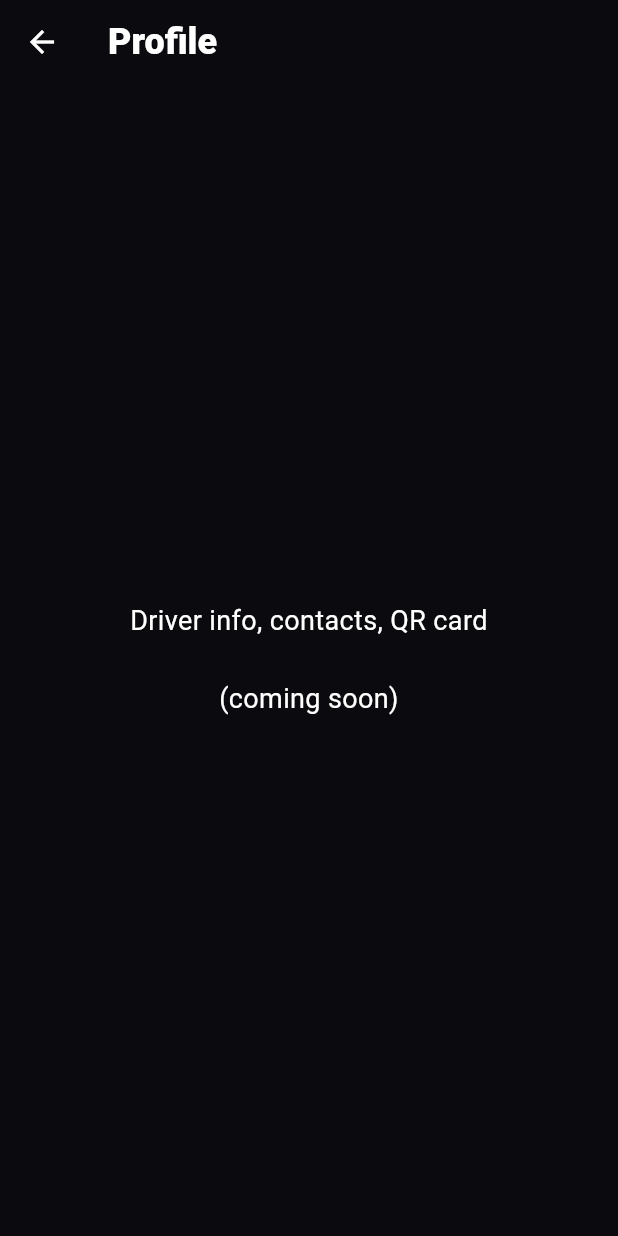
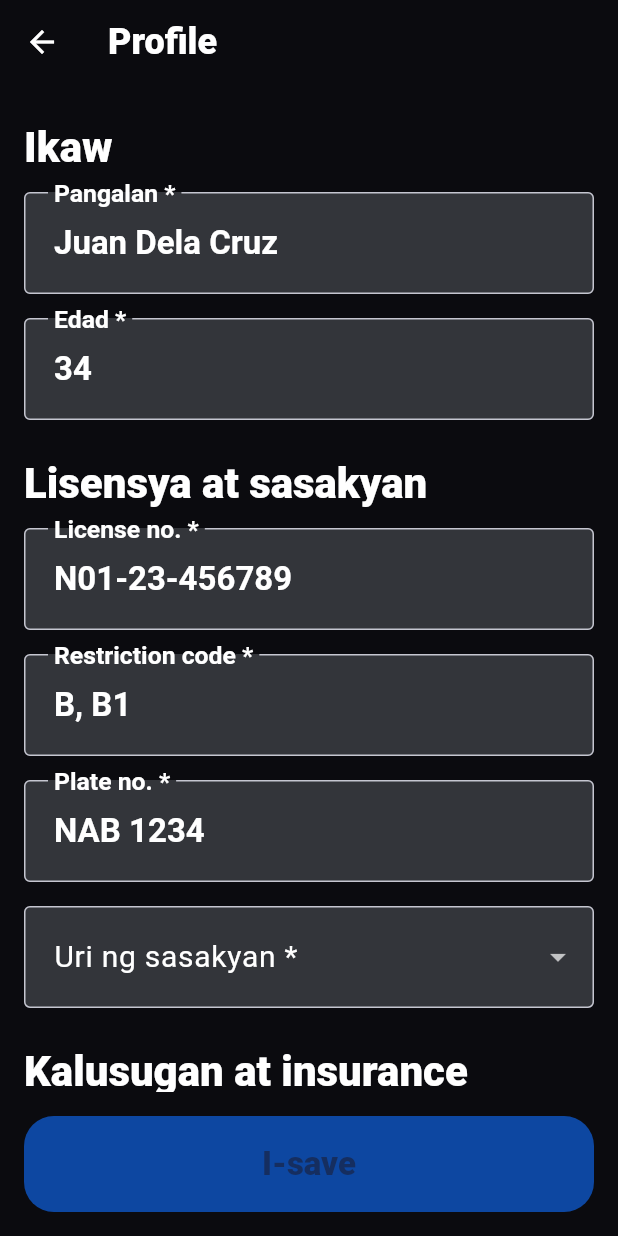
Before and after one commit to Johnn316/biyahebuddy-ph, a Flutter app: the screen it shows after launch, after a tap on the "account circle" icon, on a phone screen of 412 x 824 dp. Run offline on Flutter 3.47's test engine with Material 3 defaults, Android fonts, the phone set to English and light mode, and no system bars; our stand-ins replace flutter_riverpod, go_router.

Commit message:
feat(profile): editable profile form with validation and emergency contacts
Co-Authored-By: Claude Opus 5.5 <noreply@anthropic.com>

```diff
--- /dev/null
+++ b/lib/features/profile/controllers/profile_controller.dart
@@ -0,0 +1,28 @@
+import 'dart:async';
+
+import 'package:flutter_riverpod/flutter_riverpod.dart';
+
+import '../../../core/contracts/contracts.dart';
+import '../../../core/di/providers.dart';
+
+/// Saves the profile and refreshes everything that watches [profileProvider].
+class ProfileSaveController extends AutoDisposeAsyncNotifier<void> {
+  @override
+  FutureOr<void> build() {}
+
+  /// Returns true on success.
+  Future<bool> save(Profile profile) async {
+    state = const AsyncLoading();
+    state = await AsyncValue.guard(
+      () => ref.read(profileRepositoryProvider).save(profile),
+    );
+    if (state.hasError) return false;
+    ref.invalidate(profileProvider);
+    return true;
+  }
+}
+
+final profileSaveControllerProvider =
+    AsyncNotifierProvider.autoDispose<ProfileSaveController, void>(
+      ProfileSaveController.new,
+    );
--- a/lib/features/profile/screens/profile_screen.dart
+++ b/lib/features/profile/screens/profile_screen.dart
@@ -1,30 +1,59 @@
 import 'package:flutter/material.dart';
+import 'package:flutter_riverpod/flutter_riverpod.dart';
 import 'package:go_router/go_router.dart';
 
+import '../../../core/contracts/contracts.dart';
+import '../../../core/di/providers.dart';
 import '../../../core/router/app_router.dart';
+import '../controllers/profile_controller.dart';
+import '../widgets/profile_form.dart';
 
-// PLACEHOLDER — Driver info, contacts, QR card.
-class ProfileScreen extends StatelessWidget {
+class ProfileScreen extends ConsumerWidget {
   const ProfileScreen({super.key});
 
+  Future<void> _save(
+    BuildContext context,
+    WidgetRef ref,
+    Profile profile,
+  ) async {
+    final ok = await ref
+        .read(profileSaveControllerProvider.notifier)
+        .save(profile);
+    if (!context.mounted) return;
+    ScaffoldMessenger.of(context).showSnackBar(
+      SnackBar(
+        content: Text(
+          ok ? 'Na-save ang profile!' : 'Hindi na-save. Subukan ulit.',
+        ),
+      ),
+    );
+    if (ok) _back(context);
+  }
+
+  void _back(BuildContext context) =>
+      context.canPop() ? context.pop() : context.go(Routes.home);
+
   @override
-  Widget build(BuildContext context) {
+  Widget build(BuildContext context, WidgetRef ref) {
+    final profile = ref.watch(profileProvider);
+    final saving = ref.watch(profileSaveControllerProvider).isLoading;
+
     return Scaffold(
       appBar: AppBar(
-        leading: BackButton(
-          onPressed: () =>
-              context.canPop() ? context.pop() : context.go(Routes.home),
-        ),
+        leading: BackButton(onPressed: () => _back(context)),
         title: const Text('Profile'),
       ),
-      body: const Center(
-        child: Padding(
-          padding: EdgeInsets.all(24),
-          child: Text(
-            'Driver info, contacts, QR card\n\n(coming soon)',
-            textAlign: TextAlign.center,
-          ),
+      // .when keeps showing the form while profileProvider refreshes after save.
+      body: profile.when(
+        data: (value) => ProfileForm(
+          initial: value,
+          submitLabel: 'I-save',
+          saving: saving,
+          onSubmit: (p) => _save(context, ref, p),
         ),
+        error: (_, _) =>
+            const Center(child: Text('Hindi ma-load ang profile.')),
+        loading: () => const Center(child: CircularProgressIndicator()),
       ),
     );
   }
--- /dev/null
+++ b/lib/features/profile/widgets/form_fields.dart
@@ -0,0 +1,118 @@
+import 'package:flutter/material.dart';
+import 'package:flutter/services.dart';
+
+/// Large, high-contrast input decoration used by every form field.
+InputDecoration bigInputDecoration(
+  BuildContext context, {
+  required String label,
+  String? hint,
+  bool required = false,
+}) {
+  final text = Theme.of(context).textTheme;
+  return InputDecoration(
+    labelText: required ? '$label *' : label,
+    hintText: hint,
+    labelStyle: text.bodyLarge,
+    floatingLabelStyle: text.titleLarge,
+    errorStyle: text.bodyMedium?.copyWith(
+      color: Theme.of(context).colorScheme.error,
+    ),
+    filled: true,
+    border: const OutlineInputBorder(),
+    contentPadding: const EdgeInsets.symmetric(horizontal: 16, vertical: 20),
+  );
+}
+
+class BigTextField extends StatelessWidget {
+  const BigTextField({
+    super.key,
+    required this.controller,
+    required this.label,
+    this.hint,
+    this.required = false,
+    this.validator,
+    this.keyboardType,
+    this.inputFormatters,
+    this.textCapitalization = TextCapitalization.none,
+  });
+
+  final TextEditingController controller;
+  final String label;
+  final String? hint;
+  final bool required;
+  final String? Function(String value)? validator;
+  final TextInputType? keyboardType;
+  final List<TextInputFormatter>? inputFormatters;
+  final TextCapitalization textCapitalization;
+
+  @override
+  Widget build(BuildContext context) {
+    return TextFormField(
+      controller: controller,
+      style: Theme.of(context).textTheme.titleLarge,
+      decoration: bigInputDecoration(
+        context,
+        label: label,
+        hint: hint,
+        required: required,
+      ),
+      keyboardType: keyboardType,
+      inputFormatters: inputFormatters,
+      textCapitalization: textCapitalization,
+      textInputAction: TextInputAction.next,
+      validator: (raw) {
+        final value = raw?.trim() ?? '';
+        if (required && value.isEmpty) return 'Kailangan ito';
+        if (value.isEmpty) return null;
+        return validator?.call(value);
+      },
+    );
+  }
+}
+
+class BigDropdownField extends StatelessWidget {
+  const BigDropdownField({
+    super.key,
+    required this.label,
+    required this.options,
+    required this.value,
+    required this.onChanged,
+    this.required = false,
+  });
+
+  final String label;
+  final List<String> options;
+  final String? value;
+  final ValueChanged<String?> onChanged;
+  final bool required;
+
+  @override
+  Widget build(BuildContext context) {
+    return DropdownButtonFormField<String>(
+      initialValue: value,
+      isExpanded: true,
+      style: Theme.of(context).textTheme.titleLarge,
+      decoration: bigInputDecoration(context, label: label, required: required),
+      items: [
+        for (final o in options) DropdownMenuItem(value: o, child: Text(o)),
+      ],
+      onChanged: onChanged,
+      validator: (v) => required && v == null ? 'Pumili ng isa' : null,
+    );
+  }
+}
+
+/// Section title inside long forms.
+class FormSectionTitle extends StatelessWidget {
+  const FormSectionTitle(this.title, {super.key});
+
+  final String title;
+
+  @override
+  Widget build(BuildContext context) {
+    return Padding(
+      padding: const EdgeInsets.only(top: 24, bottom: 12),
+      child: Text(title, style: Theme.of(context).textTheme.headlineMedium),
+    );
+  }
+}
--- /dev/null
+++ b/lib/features/profile/widgets/profile_form.dart
@@ -0,0 +1,360 @@
+import 'package:flutter/material.dart';
+import 'package:flutter/services.dart';
+
+import '../../../core/contracts/contracts.dart';
+import '../../../core/theme/app_theme.dart';
+import 'form_fields.dart';
+
+const vehicleTypes = ['Kotse', 'Motorsiklo', 'SUV/Van', 'Truck', 'Iba pa'];
+const bloodTypes = ['A+', 'A-', 'B+', 'B-', 'AB+', 'AB-', 'O+', 'O-'];
+
+final _phMobile = RegExp(r'^(09\d{9}|\+639\d{9})$');
+
+String? validatePhone(String value) =>
+    _phMobile.hasMatch(value.replaceAll(RegExp(r'[\s-]'), ''))
+    ? null
+    : 'Hal. 09171234567';
+
+/// Driver profile form used by onboarding and the Profile screen.
+///
+/// Fields scroll; the submit button stays pinned at the bottom (thumb zone).
+class ProfileForm extends StatefulWidget {
+  const ProfileForm({
+    super.key,
+    required this.submitLabel,
+    required this.onSubmit,
+    this.initial,
+    this.saving = false,
+  });
+
+  final Profile? initial;
+  final String submitLabel;
+  final bool saving;
+  final ValueChanged<Profile> onSubmit;
+
+  @override
+  State<ProfileForm> createState() => _ProfileFormState();
+}
+
+class _ContactControllers {
+  _ContactControllers([EmergencyContact? c])
+    : name = TextEditingController(text: c?.name),
+      phone = TextEditingController(text: c?.phone);
+
+  final TextEditingController name;
+  final TextEditingController phone;
+
+  void dispose() {
+    name.dispose();
+    phone.dispose();
+  }
+}
+
+class _ProfileFormState extends State<ProfileForm> {
+  final _formKey = GlobalKey<FormState>();
+  late final TextEditingController _name;
+  late final TextEditingController _age;
+  late final TextEditingController _license;
+  late final TextEditingController _restriction;
+  late final TextEditingController _plate;
+  late final TextEditingController _insurer;
+  late final TextEditingController _policy;
+  late final List<_ContactControllers> _contacts;
+  String? _vehicleType;
+  String? _bloodType;
+
+  @override
+  void initState() {
+    super.initState();
+    final p = widget.initial;
+    _name = TextEditingController(text: p?.name);
+    _age = TextEditingController(text: p == null ? null : '${p.age}');
+    _license = TextEditingController(text: p?.licenseNo);
+    _restriction = TextEditingController(text: p?.restrictionCode);
+    _plate = TextEditingController(text: p?.plateNo);
+    _insurer = TextEditingController(text: p?.insurer);
+    _policy = TextEditingController(text: p?.policyNo);
+    _vehicleType = vehicleTypes.contains(p?.vehicleType)
+        ? p!.vehicleType
+        : null;
+    _bloodType = bloodTypes.contains(p?.bloodType) ? p!.bloodType : null;
+    _contacts = [
+      for (final c in p?.contacts ?? const <EmergencyContact>[])
+        _ContactControllers(c),
+    ];
+    if (_contacts.isEmpty) _contacts.add(_ContactControllers());
+  }
+
+  @override
+  void dispose() {
+    for (final c in [
+      _name,
+      _age,
+      _license,
+      _restriction,
+      _plate,
+      _insurer,
+      _policy,
+    ]) {
+      c.dispose();
+    }
+    for (final c in _contacts) {
+      c.dispose();
+    }
+    super.dispose();
+  }
+
+  String? _opt(TextEditingController c) {
+    final v = c.text.trim();
+    return v.isEmpty ? null : v;
+  }
+
+  void _submit() {
+    FocusScope.of(context).unfocus();
+    if (!_formKey.currentState!.validate()) {
+      ScaffoldMessenger.of(context)
+        ..hideCurrentSnackBar()
+        ..showSnackBar(
+          const SnackBar(content: Text('May kulang o mali. Pakitingnan.')),
+        );
+      return;
+    }
+    widget.onSubmit(
+      Profile(
+        name: _name.text.trim(),
+        age: int.parse(_age.text.trim()),
+        plateNo: _plate.text.trim().toUpperCase(),
+        licenseNo: _license.text.trim().toUpperCase(),
+        restrictionCode: _restriction.text.trim().toUpperCase(),
+        vehicleType: _vehicleType!,
+        bloodType: _bloodType,
+        insurer: _opt(_insurer),
+        policyNo: _opt(_policy),
+        contacts: [
+          for (final c in _contacts)
+            EmergencyContact(
+              name: c.name.text.trim(),
+              phone: c.phone.text.replaceAll(RegExp(r'[\s-]'), ''),
+            ),
+        ],
+      ),
+    );
+  }
+
+  @override
+  Widget build(BuildContext context) {
+    const gap = SizedBox(height: AppSizes.gap);
+    return Form(
+      key: _formKey,
+      child: Column(
+        crossAxisAlignment: CrossAxisAlignment.stretch,
+        children: [
+          Expanded(
+            // SingleChildScrollView (not ListView) so off-screen fields are
+            // still built and validated.
+            child: SingleChildScrollView(
+              padding: const EdgeInsets.fromLTRB(16, 0, 16, 24),
+              child: Column(
+                crossAxisAlignment: CrossAxisAlignment.stretch,
+                children: [
+                  const FormSectionTitle('Ikaw'),
+                  BigTextField(
+                    key: const Key('field-name'),
+                    controller: _name,
+                    label: 'Pangalan',
+                    required: true,
+                    textCapitalization: TextCapitalization.words,
+                  ),
+                  gap,
+                  BigTextField(
+                    key: const Key('field-age'),
+                    controller: _age,
+                    label: 'Edad',
+                    required: true,
+                    keyboardType: TextInputType.number,
+                    inputFormatters: [FilteringTextInputFormatter.digitsOnly],
+                    validator: (v) {
+                      final age = int.tryParse(v);
+                      return age == null || age < 16 || age > 100
+                          ? '16 hanggang 100 lang'
+                          : null;
+                    },
+                  ),
+                  const FormSectionTitle('Lisensya at sasakyan'),
+                  BigTextField(
+                    key: const Key('field-license'),
+                    controller: _license,
+                    label: 'License no.',
+                    hint: 'Hal. N01-23-456789',
+                    required: true,
+                    textCapitalization: TextCapitalization.characters,
+                  ),
+                  gap,
+                  BigTextField(
+                    key: const Key('field-restriction'),
+                    controller: _restriction,
+                    label: 'Restriction code',
+                    hint: 'Hal. B, B1',
+                    required: true,
+                    textCapitalization: TextCapitalization.characters,
+                  ),
+                  gap,
+                  BigTextField(
+                    key: const Key('field-plate'),
+                    controller: _plate,
+                    label: 'Plate no.',
+                    hint: 'Hal. NAB 1234',
+                    required: true,
+                    textCapitalization: TextCapitalization.characters,
+                    validator: (v) => RegExp(r'\d').hasMatch(v)
+                        ? null
+                        : 'Dapat may numero ang plate',
+                  ),
+                  gap,
+                  BigDropdownField(
+                    key: const Key('field-vehicle'),
+                    label: 'Uri ng sasakyan',
+                    options: vehicleTypes,
+                    value: _vehicleType,
+                    required: true,
+                    onChanged: (v) => setState(() => _vehicleType = v),
+                  ),
+                  const FormSectionTitle('Kalusugan at insurance'),
+                  BigDropdownField(
+                    key: const Key('field-blood'),
+                    label: 'Blood type',
+                    options: bloodTypes,
+                    value: _bloodType,
+                    onChanged: (v) => setState(() => _bloodType = v),
+                  ),
+                  gap,
+                  BigTextField(
+                    key: const Key('field-insurer'),
+                    controller: _insurer,
+                    label: 'Insurer',
+                    textCapitalization: TextCapitalization.words,
+                  ),
+                  gap,
+                  BigTextField(
+                    key: const Key('field-policy'),
+                    controller: _policy,
+                    label: 'Policy no.',
+                    textCapitalization: TextCapitalization.characters,
+                  ),
+                  const FormSectionTitle('Emergency contacts'),
+                  Text(
+                    'Sila ang ite-text kapag pinindot mo ang EMERGENCY. '
+                    'Kailangan ng kahit isa.',
+                    style: Theme.of(context).textTheme.bodyLarge,
+                  ),
+                  for (final (i, c) in _contacts.indexed)
+                    _ContactCard(
+                      key: ObjectKey(c),
+                      index: i,
+                      controllers: c,
+                      canRemove: _contacts.length > 1,
+                      onRemove: () => setState(() {
+                        _contacts.remove(c);
+                        c.dispose();
+                      }),
+                    ),
+                  gap,
+                  OutlinedButton.icon(
+                    key: const Key('add-contact'),
+                    style: OutlinedButton.styleFrom(
+                      minimumSize: const Size.fromHeight(AppSizes.minTap),
+                      textStyle: Theme.of(context).textTheme.titleLarge,
+                    ),
+                    onPressed: () =>
+                        setState(() => _contacts.add(_ContactControllers())),
+                    icon: const Icon(Icons.person_add),
+                    label: const Text('Magdagdag ng contact'),
+                  ),
+                ],
+              ),
+            ),
+          ),
+          SafeArea(
+            top: false,
+            minimum: const EdgeInsets.all(AppSizes.gap),
+            child: FilledButton(
+              key: const Key('profile-submit'),
+              onPressed: widget.saving ? null : _submit,
+              child: widget.saving
+                  ? const SizedBox.square(
+                      dimension: 28,
+                      child: CircularProgressIndicator(strokeWidth: 3),
+                    )
+                  : Text(widget.submitLabel),
+            ),
+          ),
+        ],
+      ),
+    );
+  }
+}
+
+class _ContactCard extends StatelessWidget {
+  const _ContactCard({
+    super.key,
+    required this.index,
+    required this.controllers,
+    required this.canRemove,
+    required this.onRemove,
+  });
+
+  final int index;
+  final _ContactControllers controllers;
+  final bool canRemove;
+  final VoidCallback onRemove;
+
+  @override
+  Widget build(BuildContext context) {
+    return Card(
+      margin: const EdgeInsets.only(top: AppSizes.gap),
+      child: Padding(
+        padding: const EdgeInsets.all(12),
+        child: Column(
+          crossAxisAlignment: CrossAxisAlignment.stretch,
+          children: [
+            Row(
+              children: [
+                Expanded(
+                  child: Text(
+                    'Contact ${index + 1}',
+                    style: Theme.of(context).textTheme.titleLarge,
+                  ),
+                ),
+                if (canRemove)
+                  IconButton(
+                    key: Key('remove-contact-$index'),
+                    tooltip: 'Tanggalin',
+                    icon: const Icon(Icons.delete_outline),
+                    onPressed: onRemove,
+                  ),
+              ],
+            ),
+            const SizedBox(height: 8),
+            BigTextField(
+              key: Key('field-contact-name-$index'),
+              controller: controllers.name,
+              label: 'Pangalan',
+              required: true,
+              textCapitalization: TextCapitalization.words,
+            ),
+            const SizedBox(height: 12),
+            BigTextField(
+              key: Key('field-contact-phone-$index'),
+              controller: controllers.phone,
+              label: 'Mobile no.',
+              hint: '09171234567',
+              required: true,
+              keyboardType: TextInputType.phone,
+              validator: validatePhone,
+            ),
+          ],
+        ),
+      ),
+    );
+  }
+}
```
Also changed, not shown: 2 other files.
